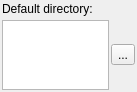
The window that src/plugins/filestreamsmanager/filestreamsoptionswidget2.ui (xnamed/vacuum-im) describes before a commit, drawn with Qt 5.
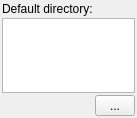
The same window after the commit.

```diff
--- a/src/plugins/filestreamsmanager/filestreamsoptionswidget2.ui
+++ b/src/plugins/filestreamsmanager/filestreamsoptionswidget2.ui
@@ -7,7 +7,7 @@
     <x>0</x>
     <y>0</y>
     <width>137</width>
-    <height>91</height>
+    <height>118</height>
    </rect>
   </property>
   <property name="sizePolicy">
@@ -29,12 +29,9 @@
    <property name="bottomMargin">
     <number>2</number>
    </property>
-   <property name="horizontalSpacing">
+   <property name="spacing">
     <number>2</number>
    </property>
-   <property name="verticalSpacing">
-    <number>4</number>
-   </property>
    <item row="0" column="0">
     <widget class="QLabel" name="lblDirectory">
      <property name="text">
@@ -45,7 +42,7 @@
      </property>
     </widget>
    </item>
-   <item row="1" column="0">
+   <item row="1" column="0" colspan="2">
     <widget class="QTextEdit" name="lneDirectory">
      <property name="sizePolicy">
       <sizepolicy hsizetype="Expanding" vsizetype="Preferred">
@@ -55,7 +52,23 @@
      </property>
     </widget>
    </item>
-   <item row="1" column="1">
+   <item row="2" column="0">
+    <spacer name="horizontalSpacer">
+     <property name="orientation">
+      <enum>Qt::Horizontal</enum>
+     </property>
+     <property name="sizeType">
+      <enum>QSizePolicy::Preferred</enum>
+     </property>
+     <property name="sizeHint" stdset="0">
+      <size>
+       <width>103</width>
+       <height>20</height>
+      </size>
+     </property>
+    </spacer>
+   </item>
+   <item row="2" column="1">
     <widget class="QToolButton" name="tlbDirectory">
      <property name="sizePolicy">
       <sizepolicy hsizetype="Preferred" vsizetype="Fixed">
```
